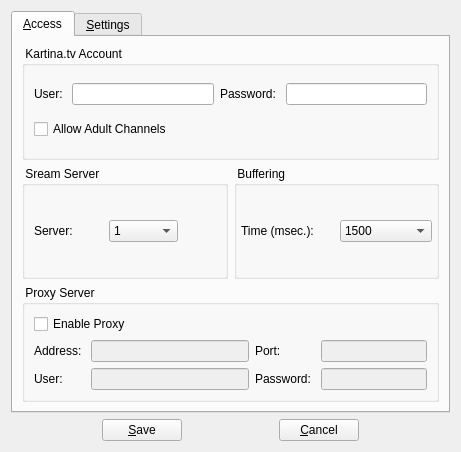
This is vlc-record/csettingsdlg.ui in code-google-com/vlc-record as Qt 5 draws it before an edit. The edited form follows.
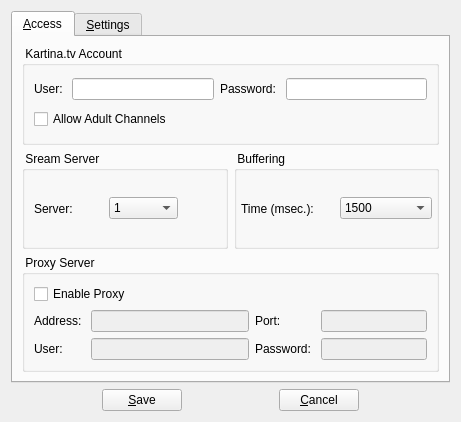
This is the edited form. Icons and pictures are not drawn.

Commit message: change hide show (using QTimer::singleShot)

The edit to the form file:
```diff
--- a/vlc-record/csettingsdlg.ui
+++ b/vlc-record/csettingsdlg.ui
@@ -7,7 +7,7 @@
     <x>0</x>
     <y>0</y>
     <width>461</width>
-    <height>452</height>
+    <height>393</height>
    </rect>
   </property>
   <property name="windowTitle">
```
The commit also changes 1 other file.
